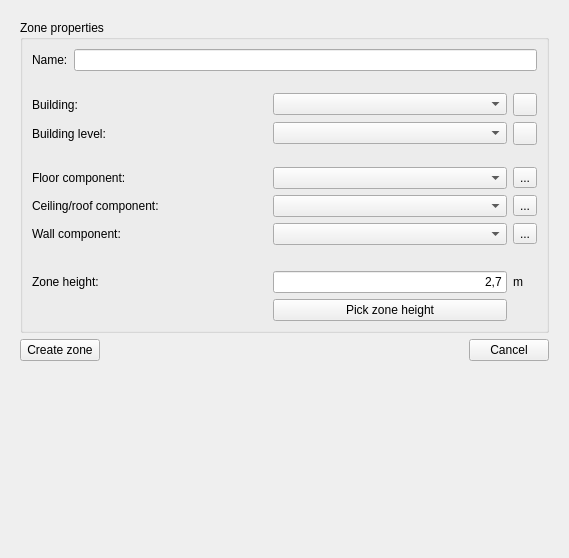
Old version of the form SIM-VICUS/src/SVPropVertexListWidget.ui in the repository ghorwin/SIM-VICUS.
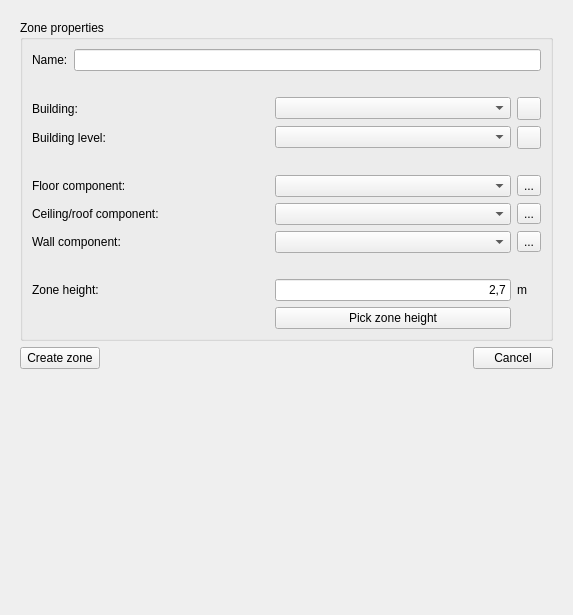
New version of the form. The open tabs and pages were chosen to show the change. Icons and pictures are not drawn. Custom widgets are drawn as their Qt base class.

Commit message: Zone editing widget

Diff of the .ui file:
```diff
--- a/SIM-VICUS/src/SVPropVertexListWidget.ui
+++ b/SIM-VICUS/src/SVPropVertexListWidget.ui
@@ -6,8 +6,8 @@
    <rect>
     <x>0</x>
     <y>0</y>
-    <width>569</width>
-    <height>558</height>
+    <width>573</width>
+    <height>615</height>
    </rect>
   </property>
   <layout class="QVBoxLayout" name="verticalLayout">
@@ -417,7 +417,7 @@
             <property name="sizeHint" stdset="0">
              <size>
               <width>20</width>
-              <height>16</height>
+              <height>20</height>
              </size>
             </property>
            </spacer>
@@ -500,7 +500,7 @@
             <property name="sizeHint" stdset="0">
              <size>
               <width>20</width>
-              <height>16</height>
+              <height>20</height>
              </size>
             </property>
            </spacer>
```
Left out of the diff: 55 changed lines with no effect on the pictures. The commit also changes 2 other files.
